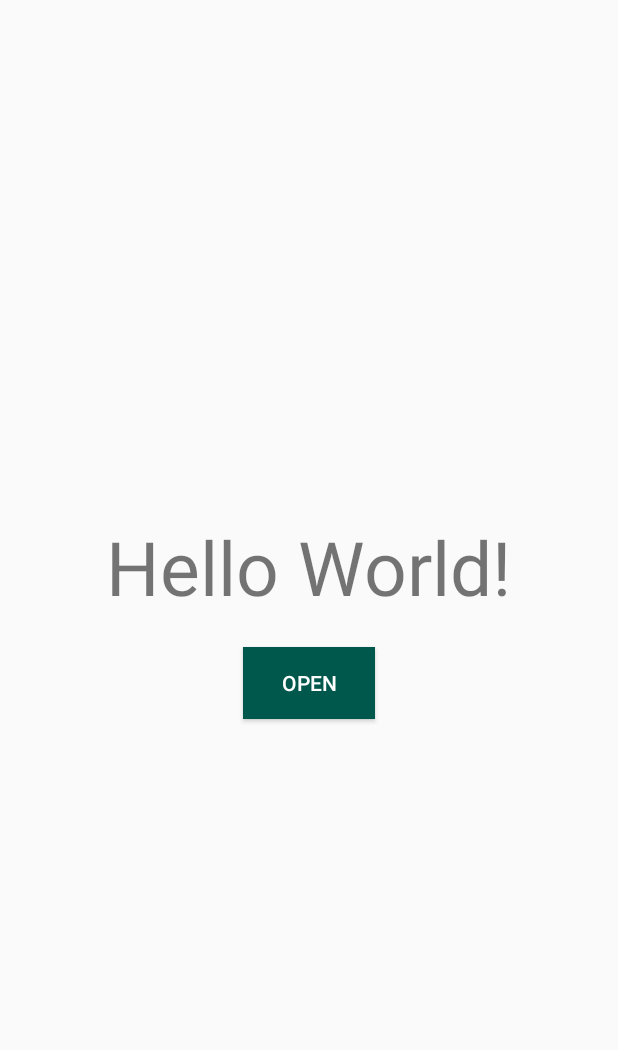
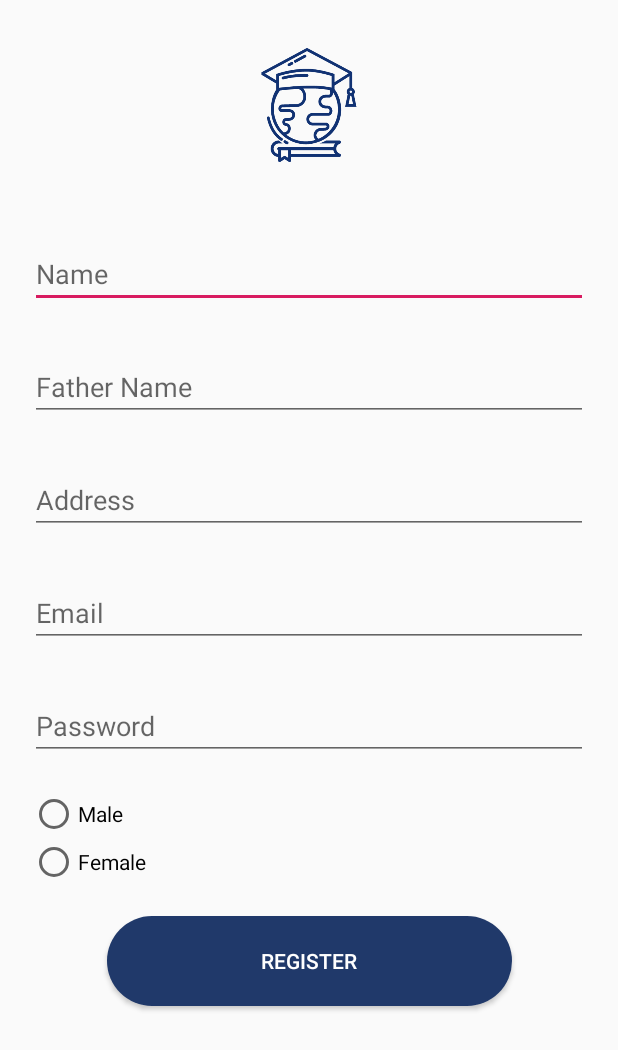
Before and after one commit to AminullahTajMuhammad/CSC-221-Mobile-Development-Indus-University, an Android app: the layout activity_main.xml on its own in the app's theme, with its tools: preview values and no code run, on a phone screen of 412 x 824 dp. Shown: the top 1050 px of the screen. Run offline under Robolectric (Android 15) with nearby library versions, the phone set to English and light mode, and no system bars.

```diff
--- a/app/src/main/AndroidManifest.xml
+++ b/app/src/main/AndroidManifest.xml
@@ -16,11 +16,9 @@
                 <category android:name="android.intent.category.LAUNCHER" />
             </intent-filter>
         </activity>
-
+        <activity android:name=".AssignmentsOne.RegisterActivity"/>
         <activity android:name=".LabManual_4.ResultActivity" />
-        <activity android:name=".LabManual_4.LoginActivity">
-
-        </activity>
+        <activity android:name=".LabManual_4.LoginActivity" />
         <activity android:name=".LabManual_3.LabManual_Three" />
         <activity android:name=".LabManual_2.LabManual_Two" />
         <activity android:name=".MainActivity" />
--- a/app/src/main/res/layout/activity_main.xml
+++ b/app/src/main/res/layout/activity_main.xml
@@ -1,30 +1,113 @@
 <?xml version="1.0" encoding="utf-8"?>
-<LinearLayout
+<android.support.constraint.ConstraintLayout
     xmlns:android="http://schemas.android.com/apk/res/android"
     xmlns:app="http://schemas.android.com/apk/res-auto"
     xmlns:tools="http://schemas.android.com/tools"
     android:layout_width="match_parent"
-    android:layout_height="match_parent"
-    android:orientation="vertical"
-    android:gravity="center"
-    tools:context=".MainActivity">
+    android:layout_height="match_parent">
 
-    <TextView
+    <ImageView android:id="@+id/imgRLogo"
+        android:layout_width="100dp"
+        android:layout_height="100dp"
+        app:layout_constraintLeft_toLeftOf="parent"
+        app:layout_constraintRight_toRightOf="parent"
+        app:layout_constraintTop_toTopOf="parent"
+        android:layout_marginTop="20dp"
+        android:src="@drawable/std_portal"
+        tools:ignore="MissingConstraints" />
+
+    <EditText android:id="@+id/edtRName"
+        android:layout_width="match_parent"
+        android:layout_height="wrap_content"
+        android:layout_marginTop="40dp"
+        android:layout_marginLeft="20dp"
+        android:layout_marginRight="20dp"
+        android:hint="Name"
+        app:layout_constraintRight_toRightOf="parent"
+        app:layout_constraintLeft_toLeftOf="parent"
+        app:layout_constraintTop_toBottomOf="@+id/imgRLogo"
+        tools:ignore="MissingConstraints" />
+
+    <EditText android:id="@+id/edtRFatherName"
+        android:layout_width="match_parent"
+        android:layout_height="wrap_content"
+        android:layout_marginTop="30dp"
+        android:layout_marginLeft="20dp"
+        android:layout_marginRight="20dp"
+        android:hint="Father Name"
+        app:layout_constraintRight_toRightOf="parent"
+        app:layout_constraintLeft_toLeftOf="parent"
+        app:layout_constraintTop_toBottomOf="@+id/edtRName"
+        tools:ignore="MissingConstraints" />
+
+    <EditText android:id="@+id/edtRAddress"
+        android:layout_width="match_parent"
+        android:layout_height="wrap_content"
+        android:layout_marginTop="30dp"
+        android:layout_marginLeft="20dp"
+        android:layout_marginRight="20dp"
+        android:hint="Address"
+        app:layout_constraintRight_toRightOf="parent"
+        app:layout_constraintLeft_toLeftOf="parent"
+        app:layout_constraintTop_toBottomOf="@+id/edtRFatherName"
+        tools:ignore="MissingConstraints" />
+
+    <EditText android:id="@+id/edtREmail"
+        android:layout_width="match_parent"
+        android:layout_height="wrap_content"
+        android:layout_marginTop="30dp"
+        android:layout_marginLeft="20dp"
+        android:layout_marginRight="20dp"
+        android:hint="Email"
+        app:layout_constraintRight_toRightOf="parent"
+        app:layout_constraintLeft_toLeftOf="parent"
+        app:layout_constraintTop_toBottomOf="@+id/edtRAddress"
+        tools:ignore="MissingConstraints" />
+
+    <EditText android:id="@+id/edtRPassword"
+        android:layout_width="match_parent"
+        android:layout_height="wrap_content"
+        android:layout_marginTop="30dp"
+        android:layout_marginLeft="20dp"
+        android:layout_marginRight="20dp"
+        android:hint="Password"
+        android:inputType="textPassword"
+        app:layout_constraintRight_toRightOf="parent"
+        app:layout_constraintLeft_toLeftOf="parent"
+        app:layout_constraintTop_toBottomOf="@+id/edtREmail"
+        tools:ignore="MissingConstraints" />
+
+    <RadioGroup android:id="@+id/radioGroup"
+        android:layout_width="match_parent"
+        android:layout_height="wrap_content"
+        app:layout_constraintTop_toBottomOf="@+id/edtRPassword"
+        app:layout_constraintRight_toRightOf="parent"
+        android:layout_marginTop="20dp"
+        android:layout_marginStart="20dp"
+        android:layout_marginRight="20dp"
+        tools:ignore="MissingConstraints">
+
+        <RadioButton android:id="@+id/rbMale"
+            android:layout_width="wrap_content"
+            android:layout_height="wrap_content"
+            android:text="Male"/>
+
+        <RadioButton android:id="@+id/rbFemale"
+            android:layout_width="wrap_content"
+            android:layout_height="wrap_content"
+            android:text="Female"/>
+    </RadioGroup>
+
+    <Button android:id="@+id/btnRegister"
         android:layout_width="wrap_content"
         android:layout_height="wrap_content"
-        android:text="Hello World!"
-        android:textSize="50sp"
-        app:layout_constraintBottom_toBottomOf="parent"
+        android:background="@drawable/button_shape"
+        app:layout_constraintRight_toRightOf="parent"
         app:layout_constraintLeft_toLeftOf="parent"
-        app:layout_constraintRight_toRightOf="parent"
-        app:layout_constraintTop_toTopOf="parent" />
+        android:layout_marginTop="20dp"
+        android:text="Register"
+        android:textColor="@android:color/white"
+        app:layout_constraintTop_toBottomOf="@+id/radioGroup"
+        tools:ignore="MissingConstraints" />
 
-    <Button android:id="@+id/btn"
-        android:layout_width="wrap_content"
-        android:layout_height="wrap_content"
-        android:layout_marginTop="20dp"
-        android:textColor="@android:color/white"
-        android:text="Open"
-        android:background="@color/colorPrimaryDark"/>
-
-</LinearLayout>
+</android.support.constraint.ConstraintLayout>
--- /dev/null
+++ b/app/src/main/res/layout/activity_register2.xml
@@ -0,0 +1,6 @@
+<?xml version="1.0" encoding="utf-8"?>
+<android.support.constraint.ConstraintLayout
+    xmlns:android="http://schemas.android.com/apk/res/android" android:layout_width="match_parent"
+    android:layout_height="match_parent">
+
+</android.support.constraint.ConstraintLayout>
```
Also changed, not shown: app/src/main/java/com/amin/indusuniversity/AssignmentsOne/LoginActivity.java (+30 -0 lines), app/src/main/java/com/amin/indusuniversity/AssignmentsOne/RegisterActivity.java (added, +51 -0 lines), app/src/main/java/com/amin/indusuniversity/MainActivity.java (+1 -11 lines), app/src/main/res/layout/activity_register.xml (added, +13 -0 lines).
